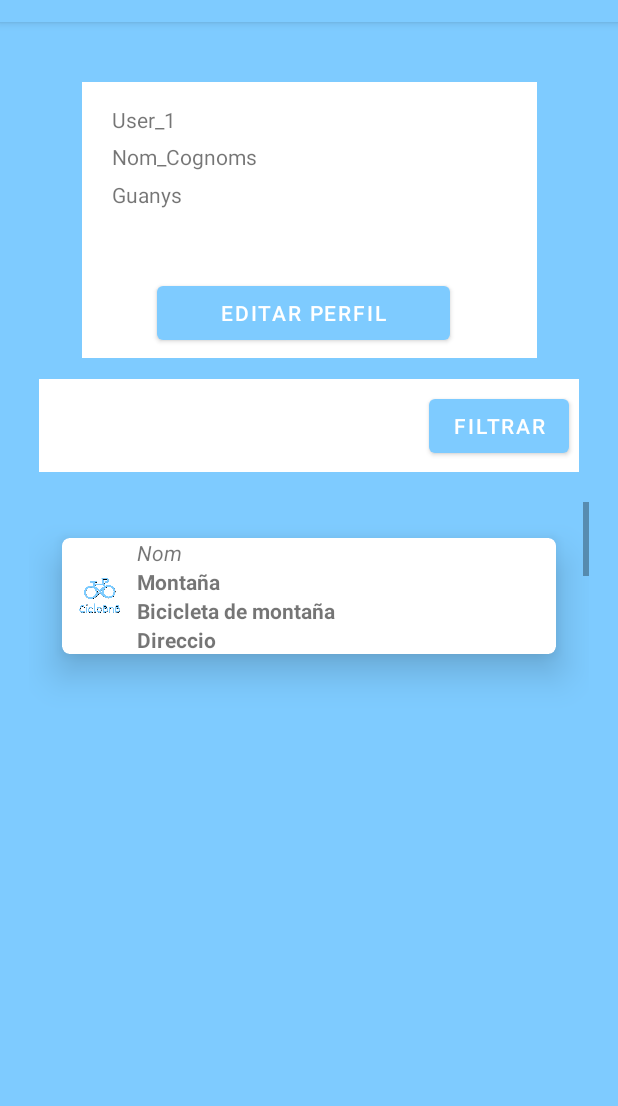
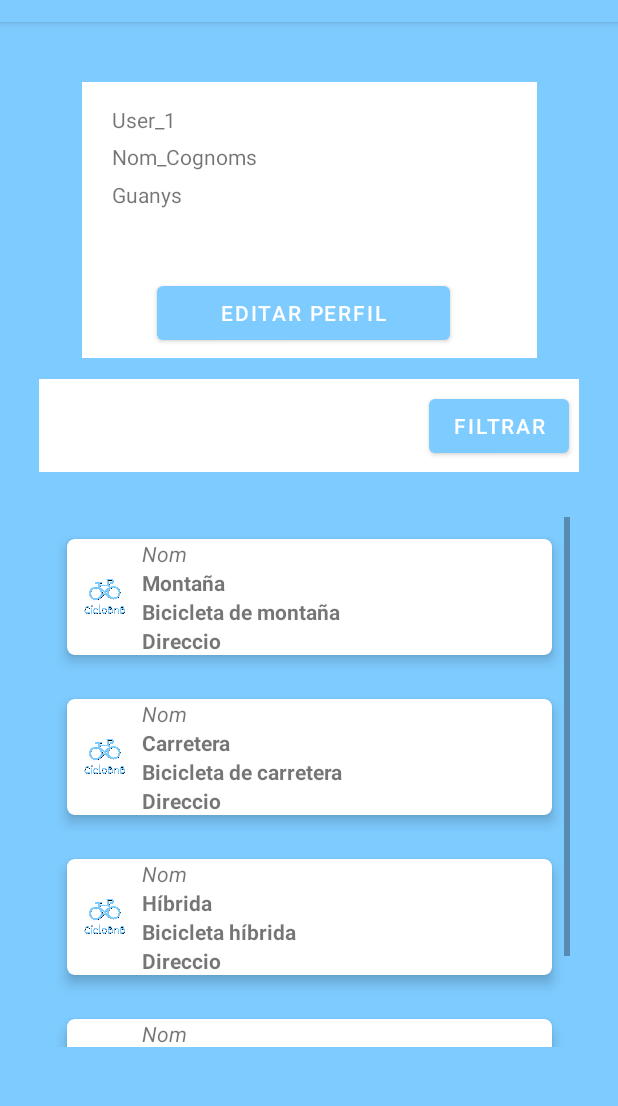
Before and after one commit to eliasporter/CicloBnB, an Android app: the Garatge screen opened directly, with no data from a screen before it, after a tap on an icon or button, on a phone screen of 412 x 824 dp, the part 62-1168 px from its top. Run offline under Robolectric (Android 15) with nearby library versions, the phone set to English and light mode, and no system bars; our stand-ins replace Room's generated code.

Commit message:
AdapterGaratge fet

```diff
--- a/app/src/main/java/com/example/ciclobnb/Garatge.java
+++ b/app/src/main/java/com/example/ciclobnb/Garatge.java
@@ -2,6 +2,7 @@ package com.example.ciclobnb;
 
 import androidx.appcompat.app.AlertDialog;
 import androidx.appcompat.app.AppCompatActivity;
+import androidx.recyclerview.widget.LinearLayoutManager;
 import androidx.recyclerview.widget.RecyclerView;
 
 import android.content.DialogInterface;
@@ -14,15 +15,24 @@ import android.view.View;
 import android.widget.Button;
 import android.widget.Toast;
 
+import com.example.ciclobnb.Objectes.Adapter.AdapterGaratge;
+import com.example.ciclobnb.Objectes.Bici;
+
+import java.util.ArrayList;
+
 public class Garatge extends AppCompatActivity {
     Button afegir;
     RecyclerView bicis;
+    ArrayList<Bici>bicisUser=new ArrayList<Bici>();
     @Override
     protected void onCreate(Bundle savedInstanceState) {
         super.onCreate(savedInstanceState);
+        cercarBicis();
         setContentView(R.layout.activity_garatge);
         afegir=findViewById(R.id.AfegirBiciBoto);
         bicis=findViewById(R.id.ReciclerBicis);
+        bicis.setAdapter(new AdapterGaratge(bicisUser,this));
+        bicis.setLayoutManager(new LinearLayoutManager(this));
         afegir.setOnClickListener(new View.OnClickListener() {
             @Override
             public void onClick(View v) {
@@ -61,4 +71,10 @@ public class Garatge extends AppCompatActivity {
                 return super.onOptionsItemSelected(item);
         }
     }
+    private void cercarBicis(){
+        this.bicisUser.add(new Bici(1, 1, "Bicicleta de montaña que va molt bé", "Montaña", 1));
+        this.bicisUser.add(new Bici(2, 1, "Bicicleta de carretera li falla una mica el ferno de davant ", "Carretera", 1));
+        this.bicisUser.add(new Bici(3, 2, "Bicicleta híbrida", "Híbrida", 1));
+        this.bicisUser.add(new Bici(4, 3, "Bicicleta eléctrica", "Eléctrica", 1));
+    }
 }
--- /dev/null
+++ b/app/src/main/java/com/example/ciclobnb/Objectes/Adapter/AdapterGaratge.java
@@ -0,0 +1,119 @@
+package com.example.ciclobnb.Objectes.Adapter;
+
+import android.content.Context;
+import android.content.DialogInterface;
+import android.content.Intent;
+import android.content.res.Resources;
+import android.view.LayoutInflater;
+import android.view.View;
+import android.view.ViewGroup;
+import android.widget.Button;
+import android.widget.ImageView;
+import android.widget.TextView;
+
+import androidx.annotation.NonNull;
+import androidx.appcompat.app.AlertDialog;
+import androidx.recyclerview.widget.RecyclerView;
+
+import com.example.ciclobnb.Bici_per_llogar;
+import com.example.ciclobnb.Garatge;
+import com.example.ciclobnb.Objectes.Bici;
+import com.example.ciclobnb.Objectes.Usser;
+import com.example.ciclobnb.R;
+
+import java.util.ArrayList;
+
+public class AdapterGaratge extends RecyclerView.Adapter<AdapterGaratge.ViewHolder> {
+
+    /*TreeSet<Bici> bicis = new TreeSet<>();
+    TreeSet<Usser> users = new TreeSet<>();*/
+    ArrayList<Usser> users=new ArrayList<>();
+    ArrayList <Bici> bicis =new ArrayList<>();
+    Context context;
+    boolean mostrarImatge;
+    boolean mostrarContrasenya;
+
+    public AdapterGaratge( ArrayList<Bici> bicis, Context context) {
+        this.users = users;
+        this.bicis = bicis;
+        this.context = context;
+    }
+
+    public class ViewHolder extends RecyclerView.ViewHolder {
+        TextView marca;
+        TextView descripcio;
+        Button editar;
+        TextView tDireccio;
+        ImageView tFoto;
+
+        public ViewHolder(View view) {
+            super(view);
+            marca = view.findViewById(R.id.MarcaModelBiciGaratge);
+            descripcio = view.findViewById(R.id.DescripcioBiciGaratge);
+            editar = view.findViewById(R.id.botoEditaBiciGaratge);
+            tDireccio = view.findViewById(R.id.direccioBici);
+            tFoto = view.findViewById(R.id.fotoBiciGaratge);
+
+        }
+
+        public void bind(Integer position) {
+
+            marca.setText(bicis.get(position).getMarca());
+            editar.setOnClickListener(new View.OnClickListener() {
+                @Override
+                public void onClick(View v) {
+                    String missatge="Actualment sols es podrà afegir bicicletes des de un ordenador";
+                    AlertDialog.Builder build=new AlertDialog.Builder(context);
+                    build.setTitle(R.string.atencio);
+                    build.setMessage(missatge);
+                    build.setPositiveButton("Dacord", new DialogInterface.OnClickListener() {
+                        @Override
+                        public void onClick(DialogInterface dialog, int which) {
+
+                        }
+                    });
+                }
+            });
+
+            if (mostrarImatge) {
+                Integer imatge = getImage(bicis.get(position).getFoto(), this.itemView);
+
+            }
+            itemView.setOnClickListener(new View.OnClickListener() {
+                @Override
+                public void onClick(View view) {
+                    Intent intent=new Intent(context, Bici_per_llogar.class);
+                    intent.putExtra("identificador",bicis.get(position).getIdBicicleta());
+
+                    context.startActivity(intent);
+                }
+            });
+
+        }
+    }
+    @Override
+    public AdapterGaratge.ViewHolder onCreateViewHolder(ViewGroup viewGroup, int viewType) {
+        View view = LayoutInflater.from(viewGroup.getContext())
+                .inflate(R.layout.bici_per_garatge, viewGroup, false);
+
+        return new AdapterGaratge.ViewHolder(view);
+    }
+
+    @Override
+    public void onBindViewHolder(@NonNull ViewHolder holder, int position) {
+        holder.bind(position);
+    }
+
+
+
+    @Override
+    public int getItemCount() {
+        return bicis.size();
+    }
+
+    public Integer getImage(String imatge, View v) {
+        Resources resources = context.getResources();
+
+        return resources.getIdentifier(imatge, "drawable", context.getPackageName() );
+    }
+}
--- a/app/src/main/java/com/example/ciclobnb/Objectes/Bici.java
+++ b/app/src/main/java/com/example/ciclobnb/Objectes/Bici.java
@@ -9,9 +9,11 @@ public class Bici {
 
     private int IdBicicleta;
     private int idUser;
+    private String marca;
     private String Descripcio;
     private String Tipus;
     private int idDireccio;
+    private double preu;
     private String foto;
 
     public Bici(int idBicicleta, int idUser, String descripcio, String tipus, int idDireccio) {
@@ -68,4 +70,8 @@ public class Bici {
     public String getFoto(){
         return this.foto;
     }
+
+    public String getMarca() {
+        return this.marca;
+    }
 }
--- /dev/null
+++ b/app/src/main/res/drawable/arrodonir.xml
@@ -0,0 +1,5 @@
+<?xml version="1.0" encoding="utf-8"?>
+    <shape xmlns:android="http://schemas.android.com/apk/res/android">
+        <corners android:radius="16dp" />
+        <solid android:color="@color/white" />
+    </shape>
--- a/app/src/main/res/layout/activity_garatge.xml
+++ b/app/src/main/res/layout/activity_garatge.xml
@@ -46,7 +46,7 @@
         android:layout_width="409dp"
         android:layout_height="620dp"
         android:layout_marginStart="20dp"
-        android:layout_marginTop="10dp"
+        android:layout_marginTop="12dp"
         android:layout_marginEnd="20dp"
         app:layout_constraintEnd_toEndOf="parent"
         app:layout_constraintStart_toStartOf="parent"
--- a/app/src/main/res/layout/activity_primera_pantalla.xml
+++ b/app/src/main/res/layout/activity_primera_pantalla.xml
@@ -8,27 +8,15 @@
     tools:context=".PrimeraPantalla">
 
 
-    <![CDATA[
-
-    app:layout_constraintBottom_toBottomOf="parent"
-        app:layout_constraintEnd_toEndOf="parent"
-        app:layout_constraintStart_toStartOf="parent"
-        app:layout_constraintTop_toBottomOf="@+id/navigationView" />
-
-
-
-
-
-
-    ]]>
-
     <androidx.recyclerview.widget.RecyclerView
         android:id="@+id/cercaBicis"
-        android:layout_width="373dp"
-        android:layout_height="197dp"
+        android:layout_width="367dp"
+        app:layoutManager="androidx.recyclerview.widget.LinearLayoutManager"
+        android:layout_height="373dp"
         android:layout_marginStart="20dp"
         android:layout_marginTop="20dp"
         android:layout_marginEnd="20dp"
+        android:padding="10dp"
         android:scrollbars="vertical"
         app:layout_constraintEnd_toEndOf="parent"
         app:layout_constraintStart_toStartOf="parent"
--- a/app/src/main/res/layout/bici_card.xml
+++ b/app/src/main/res/layout/bici_card.xml
@@ -1,15 +1,22 @@
 <?xml version="1.0" encoding="utf-8"?>
+<!--
 <androidx.constraintlayout.widget.ConstraintLayout xmlns:android="http://schemas.android.com/apk/res/android"
     android:layout_width="match_parent"
     android:layout_height="match_parent"
     xmlns:app="http://schemas.android.com/apk/res-auto"
-    xmlns:tools="http://schemas.android.com/tools">
+    xmlns:tools="http://schemas.android.com/tools">-->
+<LinearLayout xmlns:android="http://schemas.android.com/apk/res/android"
+    xmlns:app="http://schemas.android.com/apk/res-auto"
+    android:layout_width="match_parent"
+    android:layout_height="wrap_content"
+    android:gravity="center_vertical"
+    android:orientation="vertical">
 
     <androidx.cardview.widget.CardView
 
         android:layout_width="match_parent"
         android:layout_height="wrap_content"
-        app:cardElevation="15dp"
+        app:cardElevation="5dp"
         android:layout_margin="5dp"
         app:cardBackgroundColor="@color/white"
         app:cardPreventCornerOverlap="true"
@@ -18,14 +25,14 @@
         app:cardCornerRadius="5dp"
 
 
-        tools:ignore="MissingConstraints">
+       >
 
 
-        <LinearLayout android:orientation="horizontal"
+        <LinearLayout
             android:layout_width="wrap_content"
             android:layout_height="wrap_content"
             android:gravity="center_vertical"
-            >
+            android:orientation="horizontal">
 
             <ImageView
                 android:id="@+id/personaImatge"
@@ -34,56 +41,56 @@
                 android:layout_gravity="center"
                 android:minWidth="50dp"
                 android:minHeight="50dp"
+                android:paddingLeft="10dp"
                 android:paddingRight="10dp"
-                android:paddingLeft="10dp"
                 android:textAlignment="center"
 
                 app:srcCompat="@drawable/bici_foto"></ImageView>
 
-            <LinearLayout android:orientation="vertical"
+            <LinearLayout
                 android:layout_width="wrap_content"
                 android:layout_height="wrap_content"
                 android:gravity="center_vertical"
-                >
+                android:orientation="vertical">
+
                 <TextView
                     android:id="@+id/loginPers"
                     android:layout_width="match_parent"
                     android:layout_height="wrap_content"
-                    android:textStyle="italic"
+                    android:layout_gravity="center"
+                    android:minHeight="10dp"
                     android:text="Nom"
-                    android:minHeight="10dp"
-                    android:layout_gravity="center"
-                    ></TextView>
+                    android:textStyle="italic"></TextView>
+
                 <TextView
                     android:id="@+id/tipusBici"
                     android:layout_width="match_parent"
                     android:layout_height="wrap_content"
-                    android:textStyle="bold"
+                    android:layout_gravity="center"
                     android:minHeight="10dp"
                     android:text="Tipus"
-                    android:layout_gravity="center"
-                    ></TextView>
+                    android:textStyle="bold"></TextView>
 
                 <TextView
                     android:id="@+id/descripcioBici"
                     android:layout_width="match_parent"
                     android:layout_height="wrap_content"
-                    android:textStyle="bold"
+                    android:layout_gravity="center"
                     android:minHeight="10dp"
                     android:text="Descripcio"
-                    android:layout_gravity="center"
-                    ></TextView>
+                    android:textStyle="bold"></TextView>
+
                 <TextView
                     android:id="@+id/direccioBici"
                     android:layout_width="match_parent"
                     android:layout_height="wrap_content"
-                    android:textStyle="bold"
+                    android:layout_gravity="center"
                     android:minHeight="10dp"
                     android:text="Direccio"
-                    android:layout_gravity="center"
-                    ></TextView>
+                    android:textStyle="bold"></TextView>
             </LinearLayout>
         </LinearLayout>
     </androidx.cardview.widget.CardView>
+</LinearLayout>
 
-</androidx.constraintlayout.widget.ConstraintLayout>
+<!--</androidx.constraintlayout.widget.ConstraintLayout>-->
```
Also changed, not shown: app/src/main/res/layout/bici_per_garatge.xml (+35 -7 lines), app/src/main/res/layout/disponibilitats_text.xml (+7 -10 lines).
